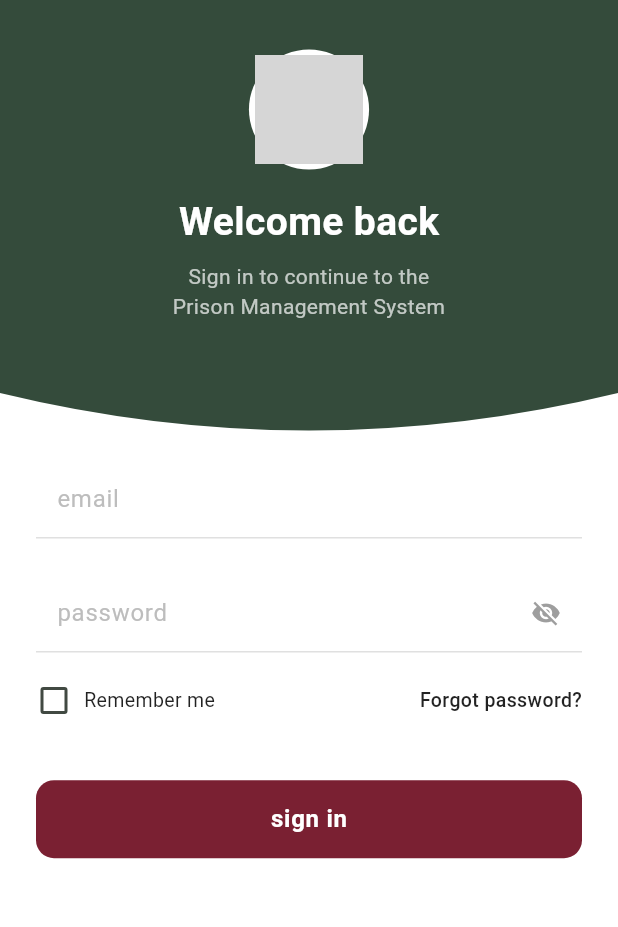
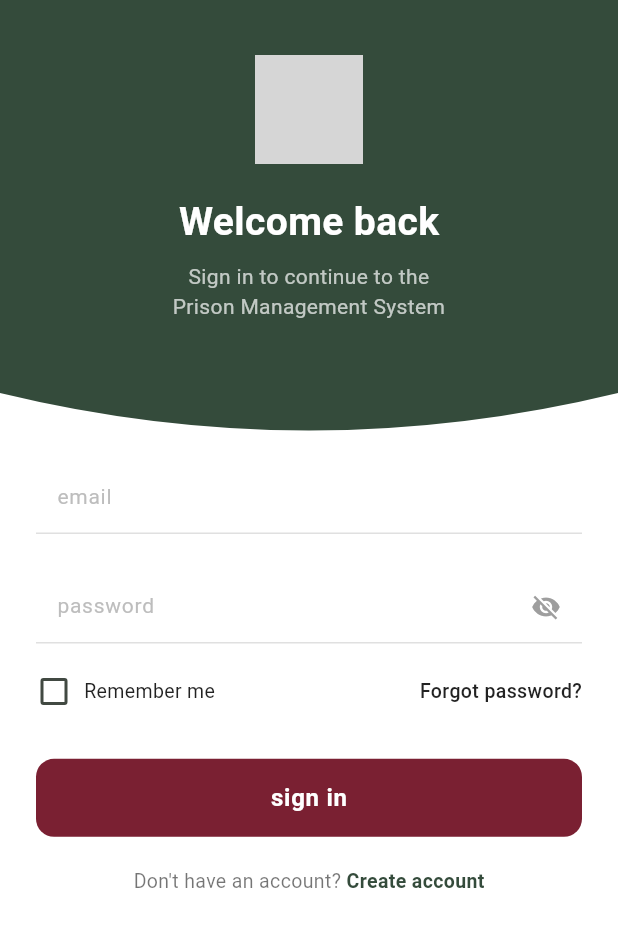
Before and after one commit to bsc-com-44-24/Prison-Management-system, a Flutter app: the screen it shows after launch, on a phone screen of 412 x 824 dp. Shown: the top 927 px of the screen. Run offline on Flutter 3.47's test engine with Material 3 defaults, Android fonts, the phone set to English and light mode, and no system bars; our stand-ins replace hive, hive_flutter, sqflite, sqflite_common_ffi_web; accounts and stored records are empty; grey boxes are pictures that could not be loaded.

```diff
--- a/lib/authentication/screens/login_screen.dart
+++ b/lib/authentication/screens/login_screen.dart
@@ -14,9 +14,9 @@ class _LoginScreenState extends State<LoginScreen> {
   bool _rememberMe = false;
   bool _obscurePassword = true;
 
-  // Primary Theme Color (#344B3B - Deep Green)
   static const Color deepGreen = Color(0xFF344B3B);
-  static const Color maroonButton = Color(0xFF7A2032); // Maroon button[cite: 1]
+  static const Color maroonButton = Color(0xFF7A2032);
+  static const String fontFamily = 'Roboto';
 
   @override
   void dispose() {
@@ -27,12 +27,8 @@ class _LoginScreenState extends State<LoginScreen> {
 
   void _handleSignIn() {
     if (_formKey.currentState!.validate()) {
-      ScaffoldMessenger.of(context).showSnackBar(
-        const SnackBar(
-          content: Text('Signing in...'),
-          backgroundColor: deepGreen,
-        ),
-      );
+      // Navigate to dashboard or main app route on successful validation
+      Navigator.pushReplacementNamed(context, '/dashboard');
     }
   }
 
@@ -46,7 +42,6 @@ class _LoginScreenState extends State<LoginScreen> {
         child: SingleChildScrollView(
           child: Column(
             children: [
-              // Header Section with Deep Green background
               ClipPath(
                 clipper: HeaderClipper(),
                 child: Container(
@@ -58,7 +53,6 @@ class _LoginScreenState extends State<LoginScreen> {
                   ),
                   child: Column(
                     children: [
-                      // Responsive Logo Container
                       LayoutBuilder(
                         builder: (context, constraints) {
                           double logoSize = constraints.maxWidth * 0.22;
@@ -70,19 +64,19 @@ class _LoginScreenState extends State<LoginScreen> {
                             width: logoSize,
                             decoration: const BoxDecoration(
                               shape: BoxShape.circle,
-                              color: Colors.white,
+                              color: deepGreen, // Background color behind logo
                             ),
                             child: ClipOval(
                               child: Padding(
                                 padding: const EdgeInsets.all(4.0),
                                 child: Image.asset(
-                                  'assets/logo.png', // Replace with your logo path
+                                  'assets/images/logo.png',
                                   fit: BoxFit.contain,
                                   errorBuilder: (context, error, stackTrace) {
                                     return const Icon(
                                       Icons.security,
                                       size: 40,
-                                      color: deepGreen,
+                                      color: Colors.white,
                                     );
                                   },
                                 ),
@@ -95,6 +89,7 @@ class _LoginScreenState extends State<LoginScreen> {
                       const Text(
                         'Welcome back',
                         style: TextStyle(
+                          fontFamily: fontFamily,
                           color: Colors.white,
                           fontSize: 26,
                           fontWeight: FontWeight.bold,
@@ -105,6 +100,7 @@ class _LoginScreenState extends State<LoginScreen> {
                         'Sign in to continue to the\nPrison Management System',
                         textAlign: TextAlign.center,
                         style: TextStyle(
+                          fontFamily: fontFamily,
                           color: Colors.white70,
                           fontSize: 14,
                           height: 1.4,
@@ -115,8 +111,6 @@ class _LoginScreenState extends State<LoginScreen> {
                   ),
                 ),
               ),
-
-              // Form Section
               Padding(
                 padding: const EdgeInsets.symmetric(horizontal: 24.0),
                 child: Form(
@@ -125,15 +119,14 @@ class _LoginScreenState extends State<LoginScreen> {
                     crossAxisAlignment: CrossAxisAlignment.start,
                     children: [
                       const SizedBox(height: 10),
-
-                      // Email Field with Strict @prisons.gov.mw Validation
                       TextFormField(
                         controller: _emailController,
                         keyboardType: TextInputType.emailAddress,
                         cursorColor: deepGreen,
+                        style: const TextStyle(fontFamily: fontFamily, fontSize: 14),
                         decoration: InputDecoration(
                           hintText: 'email',
-                          hintStyle: TextStyle(color: Colors.grey.shade400),
+                          hintStyle: TextStyle(color: Colors.grey.shade400, fontFamily: fontFamily, fontSize: 14),
                           enabledBorder: UnderlineInputBorder(
                             borderSide: BorderSide(color: Colors.grey.shade300),
                           ),
@@ -145,7 +138,6 @@ class _LoginScreenState extends State<LoginScreen> {
                           if (value == null || value.trim().isEmpty) {
                             return 'Please enter your email';
                           }
-                          // Only allow @prisons.gov.mw emails
                           if (!value.trim().toLowerCase().endsWith('@prisons.gov.mw')) {
                             return 'Only @prisons.gov.mw emails are allowed';
                           }
@@ -153,15 +145,14 @@ class _LoginScreenState extends State<LoginScreen> {
                         },
                       ),
                       const SizedBox(height: 24),
-
-                      // Password Field
                       TextFormField(
                         controller: _passwordController,
                         obscureText: _obscurePassword,
                         cursorColor: deepGreen,
+                        style: const TextStyle(fontFamily: fontFamily, fontSize: 14),
                         decoration: InputDecoration(
                           hintText: 'password',
-                          hintStyle: TextStyle(color: Colors.grey.shade400),
+                          hintStyle: TextStyle(color: Colors.grey.shade400, fontFamily: fontFamily, fontSize: 14),
                           enabledBorder: UnderlineInputBorder(
                             borderSide: BorderSide(color: Colors.grey.shade300),
                           ),
@@ -170,9 +161,7 @@ class _LoginScreenState extends State<LoginScreen> {
                           ),
                           suffixIcon: IconButton(
                             icon: Icon(
-                              _obscurePassword
-                                  ? Icons.visibility_off
-                                  : Icons.visibility,
+                              _obscurePassword ? Icons.visibility_off : Icons.visibility,
                               color: Colors.grey,
                               size: 20,
                             ),
@@ -194,8 +183,6 @@ class _LoginScreenState extends State<LoginScreen> {
                         },
                       ),
                       const SizedBox(height: 20),
-
-                      // Remember Me & Forgot Password
                       Row(
                         mainAxisAlignment: MainAxisAlignment.spaceBetween,
                         children: [
@@ -218,6 +205,7 @@ class _LoginScreenState extends State<LoginScreen> {
                               const Text(
                                 'Remember me',
                                 style: TextStyle(
+                                  fontFamily: fontFamily,
                                   color: Colors.black87,
                                   fontSize: 13,
                                 ),
@@ -229,6 +217,7 @@ class _LoginScreenState extends State<LoginScreen> {
                             child: const Text(
                               'Forgot password?',
                               style: TextStyle(
+                                fontFamily: fontFamily,
                                 color: Colors.black87,
                                 fontSize: 13,
                                 fontWeight: FontWeight.w500,
@@ -237,9 +226,7 @@ class _LoginScreenState extends State<LoginScreen> {
                           ),
                         ],
                       ),
-                      SizedBox(height: size.height * 0.05),
-
-                      // Sign In Button (Maroon)
+                      SizedBox(height: size.height * 0.04),
                       SizedBox(
                         width: double.infinity,
                         height: 52,
@@ -256,11 +243,42 @@ class _LoginScreenState extends State<LoginScreen> {
                           child: const Text(
                             'sign in',
                             style: TextStyle(
+                              fontFamily: fontFamily,
                               fontSize: 16,
                               fontWeight: FontWeight.w600,
                               letterSpacing: 0.5,
                             ),
                           ),
+                        ),
+                      ),
+                      const SizedBox(height: 20),
+                      Center(
+                        child: Row(
+                          mainAxisAlignment: MainAxisAlignment.center,
+                          children: [
+                            const Text(
+                              "Don't have an account? ",
+                              style: TextStyle(
+                                fontFamily: fontFamily,
+                                fontSize: 13,
+                                color: Colors.black54,
+                              ),
+                            ),
+                            GestureDetector(
+                              onTap: () {
+                                Navigator.pushNamed(context, '/register');
+                              },
+                              child: const Text(
+                                'Create account',
+                                style: TextStyle(
+                                  fontFamily: fontFamily,
+                                  fontSize: 13,
+                                  fontWeight: FontWeight.bold,
+                                  color: deepGreen,
+                                ),
+                              ),
+                            ),
+                          ],
                         ),
                       ),
                       const SizedBox(height: 30),
@@ -276,7 +294,6 @@ class _LoginScreenState extends State<LoginScreen> {
   }
 }
 
-// Curved bottom Clipper for top header
 class HeaderClipper extends CustomClipper<Path> {
   @override
   Path getClip(Size size) {
--- a/lib/main.dart
+++ b/lib/main.dart
@@ -9,7 +9,8 @@ import 'authentication/theme.dart';
 import 'authentication/screens/login_screen.dart';
 import 'authentication/screens/register_screen.dart';
 import 'authentication/screens/forgot_password_screen.dart';
-import 'authentication/screens/home_screen.dart';
+import 'authentication/screens/dashboard_screen.dart';
+import 'authentication/screens/profile_and_settings_screen.dart';
 import 'splash/screens/splash_screen.dart';
 import 'Inmate_management/screens/inmate_list_screen.dart';
 import 'visitor_management/screens/visitor_list_screen.dart';
@@ -48,7 +49,7 @@ class PrisonApp extends StatelessWidget {
         '/login': (_) => const LoginScreen(),
         '/register': (_) => const RegisterScreen(),
         '/forgot': (_) => const ForgotPasswordScreen(),
-        '/home': (_) => const HomeScreen(user: {}),
+        '/home': (_) => const DashboardScreen(),
         '/inmates': (_) => const InmateListScreen(),
         '/visitors': (_) => const VisitorListScreen(),
       },
```
Also changed, not shown: lib/authentication/screens/profile_and_settings_screen.dart (added, +280 -0 lines), pubspec.yaml (+5 -7 lines), assets/images/Prison logo.jpg (deleted), assets/images/loggg.jpg (added), lib/authentication/screens/dashboard_screen.dart (renamed from lib/authentication/screens/home_screen.dart), pubspec.lock.
